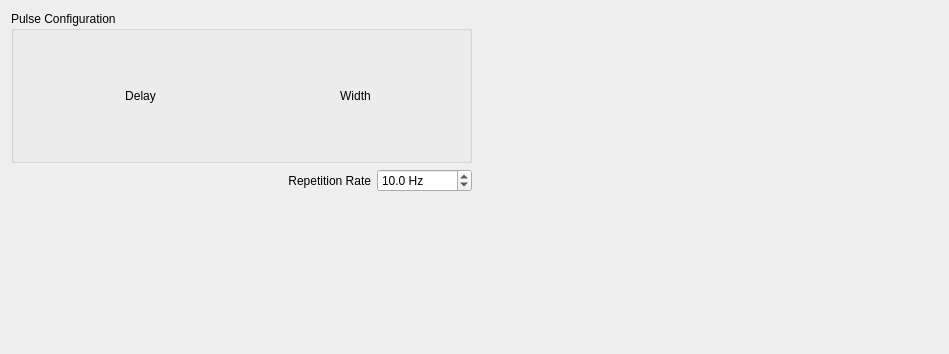
This is pulseconfigwidget.ui in kncrabtree/blackchirp as Qt 5 draws it before an edit. The edited form follows.
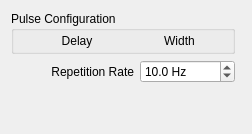
This is the edited form. Custom widgets are drawn as their Qt base class.

```diff
--- a/pulseconfigwidget.ui
+++ b/pulseconfigwidget.ui
@@ -2,18 +2,10 @@
 <ui version="4.0">
  <class>PulseConfigWidget</class>
  <widget class="QWidget" name="PulseConfigWidget">
-  <property name="geometry">
-   <rect>
-    <x>0</x>
-    <y>0</y>
-    <width>949</width>
-    <height>354</height>
-   </rect>
-  </property>
   <property name="windowTitle">
    <string>Form</string>
   </property>
-  <layout class="QHBoxLayout" name="horizontalLayout_2" stretch="1,1">
+  <layout class="QHBoxLayout" name="horizontalLayout_2" stretch="0,1">
    <item>
     <layout class="QVBoxLayout" name="verticalLayout" stretch="1,0,1">
      <item>
@@ -22,6 +14,21 @@
         <string>Pulse Configuration</string>
        </property>
        <layout class="QGridLayout" name="pulseConfigBoxLayout" columnstretch="0,1,1">
+        <property name="leftMargin">
+         <number>3</number>
+        </property>
+        <property name="topMargin">
+         <number>3</number>
+        </property>
+        <property name="rightMargin">
+         <number>3</number>
+        </property>
+        <property name="bottomMargin">
+         <number>3</number>
+        </property>
+        <property name="spacing">
+         <number>3</number>
+        </property>
         <item row="0" column="1">
          <widget class="QLabel" name="label_2">
           <property name="text">
```
